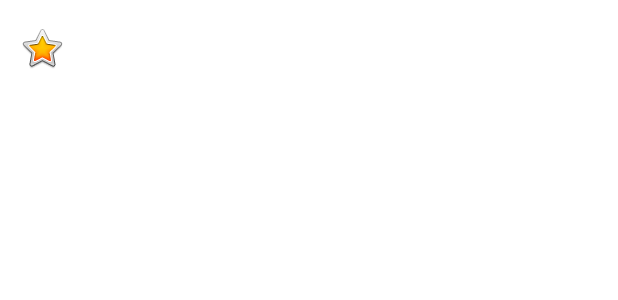
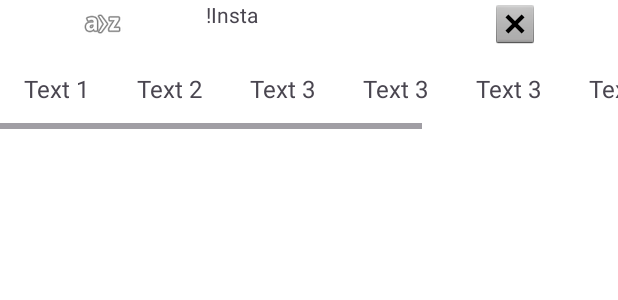
Before and after one commit to TechAle/notInsta, an Android app: the layout fragment_starting.xml on its own in the app's theme, with its tools: preview values and no code run, on a phone screen of 412 x 824 dp. Shown: the top 300 px of the screen. Run offline under Robolectric (Android 15) with nearby library versions, the phone set to English and light mode, and no system bars.

Commit message:
Manca solo lo scroll

```diff
--- a/app/build.gradle.kts
+++ b/app/build.gradle.kts
@@ -35,6 +35,7 @@ dependencies {
     implementation("androidx.constraintlayout:constraintlayout:2.1.4")
     implementation("androidx.navigation:navigation-ui:2.7.5")
     implementation("androidx.navigation:navigation-fragment:2.7.5")
+    implementation("androidx.gridlayout:gridlayout:1.0.0")
     testImplementation("junit:junit:4.13.2")
     androidTestImplementation("androidx.test.ext:junit:1.1.5")
     androidTestImplementation("androidx.test.espresso:espresso-core:3.5.1")
--- a/app/src/main/res/layout/activity_main.xml
+++ b/app/src/main/res/layout/activity_main.xml
@@ -5,7 +5,8 @@
     android:id="@+id/globalView"
     android:layout_width="match_parent"
     android:layout_height="match_parent"
-    tools:context=".MainActivity">
+    tools:context=".MainActivity"
+    android:background="#808080">>
 
     <androidx.fragment.app.FragmentContainerView
         android:id="@+id/fragment_window_host"
--- a/app/src/main/res/layout/fragment_starting.xml
+++ b/app/src/main/res/layout/fragment_starting.xml
@@ -10,27 +10,118 @@
         android:layout_width="match_parent"
         android:layout_height="match_parent">
 
-        <androidx.recyclerview.widget.RecyclerView
-            android:layout_width="0dp"
-            android:layout_height="0dp"
-            app:layout_constraintBottom_toBottomOf="parent"
-            app:layout_constraintEnd_toEndOf="parent"
-            app:layout_constraintStart_toStartOf="parent"
-            app:layout_constraintTop_toBottomOf="@+id/topToolbar"
-            app:layout_constraintVertical_bias="0.609" />
-
-        <androidx.appcompat.widget.Toolbar
-            android:id="@+id/topToolbar"
+        <LinearLayout
+            android:id="@+id/linearLayout"
             android:layout_width="match_parent"
             android:layout_height="wrap_content"
-            android:background="?attr/colorPrimary"
-            android:minHeight="?attr/actionBarSize"
-            android:theme="?attr/actionBarTheme"
-            app:layout_constraintEnd_toEndOf="parent"
-            app:layout_constraintHorizontal_bias="0.0"
+            android:orientation="horizontal"
             app:layout_constraintStart_toStartOf="parent"
-            app:layout_constraintTop_toTopOf="parent"
-            app:navigationIcon="@android:drawable/btn_star_big_on" />
+            app:layout_constraintTop_toTopOf="parent">
+
+            <ImageView
+                android:id="@+id/imageView4"
+                android:layout_width="0dp"
+                android:layout_height="wrap_content"
+                android:layout_weight="1"
+                app:srcCompat="@android:drawable/ic_menu_sort_alphabetically" />
+
+            <TextView
+                android:id="@+id/textField"
+                android:layout_width="0dp"
+                android:layout_height="wrap_content"
+                android:layout_weight="1"
+                android:text="@string/Insta" />
+
+            <ImageView
+                android:id="@+id/imageView5"
+                android:layout_width="0dp"
+                android:layout_height="wrap_content"
+                android:layout_weight="1"
+                app:srcCompat="@android:drawable/btn_dialog" />
+        </LinearLayout>
+
+        <HorizontalScrollView
+            android:id="@+id/scroll"
+            android:layout_width="match_parent"
+            android:layout_height="wrap_content"
+            app:layout_constraintStart_toStartOf="parent"
+            app:layout_constraintTop_toBottomOf="@+id/linearLayout">
+
+            <LinearLayout
+                android:layout_width="wrap_content"
+                android:layout_height="wrap_content"
+                android:orientation="horizontal">
+
+                <TextView
+                    android:layout_width="wrap_content"
+                    android:layout_height="wrap_content"
+                    android:padding="16dp"
+                    android:text="Text 1"
+                    android:textSize="16sp" />
+
+                <TextView
+                    android:layout_width="wrap_content"
+                    android:layout_height="wrap_content"
+                    android:padding="16dp"
+                    android:text="Text 2"
+                    android:textSize="16sp" />
+
+                <TextView
+                    android:layout_width="wrap_content"
+                    android:layout_height="wrap_content"
+                    android:padding="16dp"
+                    android:text="Text 3"
+                    android:textSize="16sp" />
+
+                <TextView
+                    android:layout_width="wrap_content"
+                    android:layout_height="wrap_content"
+                    android:padding="16dp"
+                    android:text="Text 3"
+                    android:textSize="16sp" />
+
+                <TextView
+                    android:layout_width="wrap_content"
+                    android:layout_height="wrap_content"
+                    android:padding="16dp"
+                    android:text="Text 3"
+                    android:textSize="16sp" />
+
+                <TextView
+                    android:layout_width="wrap_content"
+                    android:layout_height="wrap_content"
+                    android:padding="16dp"
+                    android:text="Text 3"
+                    android:textSize="16sp" />
+
+                <TextView
+                    android:layout_width="wrap_content"
+                    android:layout_height="wrap_content"
+                    android:padding="16dp"
+                    android:text="Text 3"
+                    android:textSize="16sp" />
+
+                <TextView
+                    android:layout_width="wrap_content"
+                    android:layout_height="wrap_content"
+                    android:padding="16dp"
+                    android:text="Text 3"
+                    android:textSize="16sp" />
+
+                <!-- Add more TextView elements as needed -->
+
+            </LinearLayout>
+        </HorizontalScrollView>
+
+        <androidx.recyclerview.widget.RecyclerView
+            android:layout_width="match_parent"
+            android:layout_height="match_parent"
+            app:layout_constraintStart_toStartOf="parent"
+            app:layout_constraintTop_toBottomOf="@+id/scroll">
+
+
+
+        </androidx.recyclerview.widget.RecyclerView>
 
     </androidx.constraintlayout.widget.ConstraintLayout>
 </FrameLayout>
--- /dev/null
+++ b/app/src/main/res/values-night/strings.xml
@@ -0,0 +1,6 @@
+<?xml version="1.0" encoding="utf-8"?>
+<resources>
+    <string name="fotocamera">fotocamera</string>
+    <string name="impostazioni">impostazioni</string>
+    <string name="Insta">!Insta</string>
+</resources>
--- a/app/src/main/res/values/strings.xml
+++ b/app/src/main/res/values/strings.xml
@@ -4,4 +4,7 @@
     <string name="action2_navigation">Search</string>
     <string name="action3_navigation">User Profile</string>
     <string name="action4_navigation">Settings</string>
+    <string name="fotocamera">fotocamera</string>
+    <string name="impostazioni">impostazioni</string>
+    <string name="Insta">!Insta</string>
 </resources>
```
